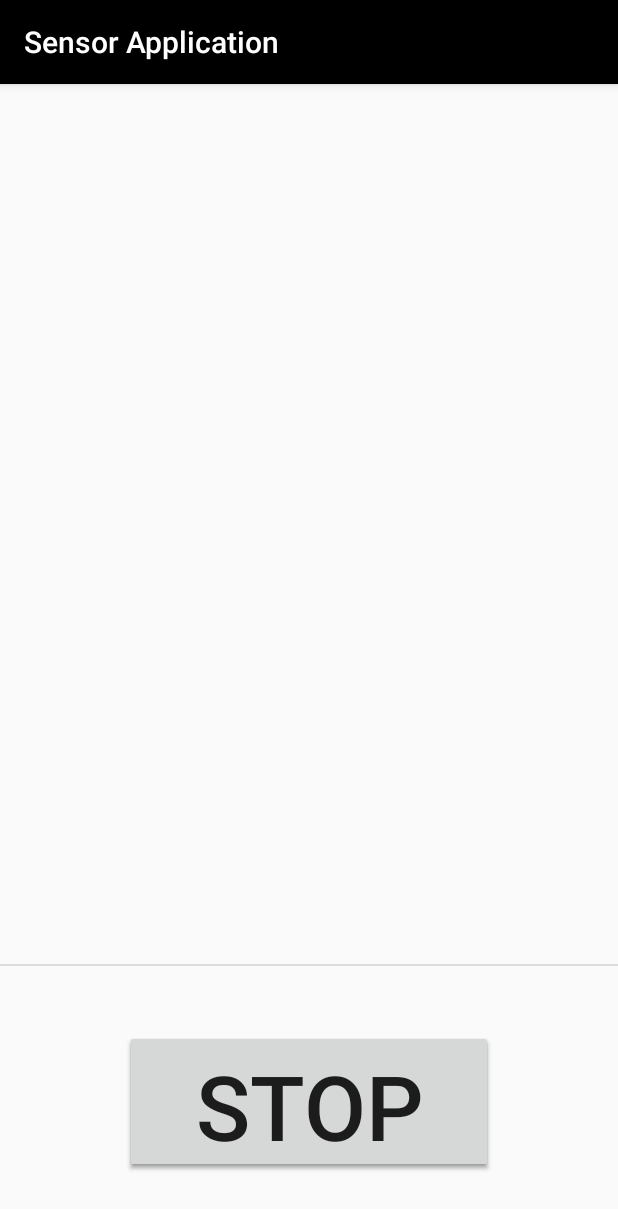
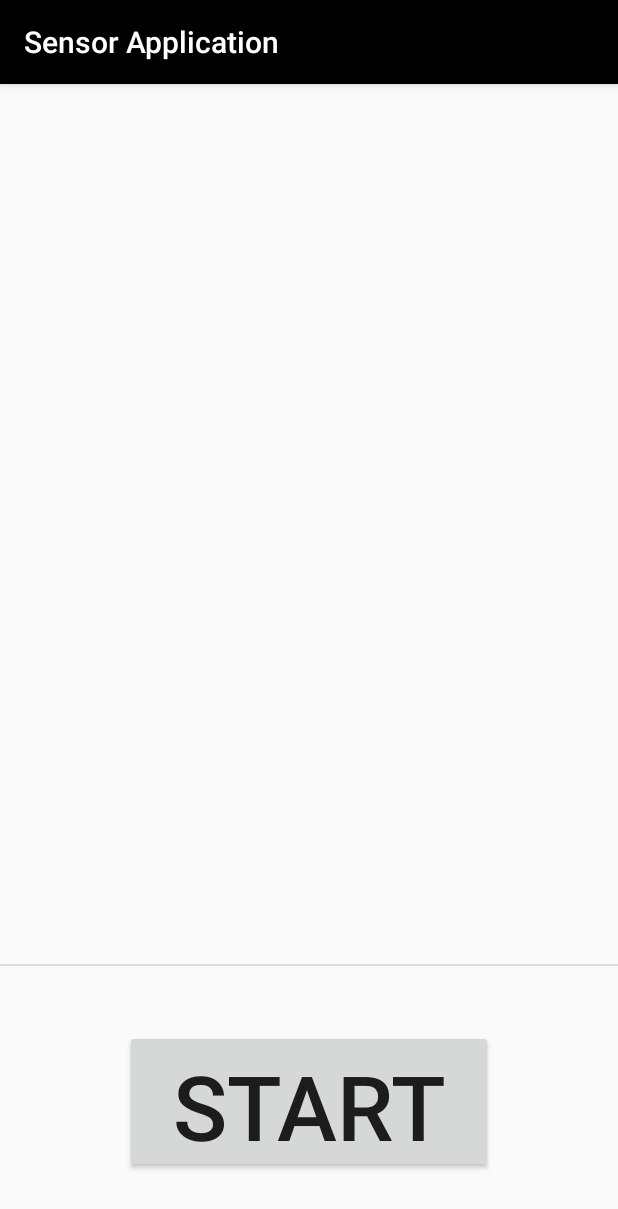
Before and after one commit to RakhithaRR/android-sensor-app, an Android app: the screen it shows after launch (MainActivity), on a phone screen of 412 x 824 dp. Shown: the top 1209 px of the screen. Run offline under Robolectric (Android 15) with nearby library versions, the phone set to English and light mode, and no system bars.

Commit message:
initialising components

```diff
--- a/app/src/main/java/com/example/sensorapplication/MainActivity.kt
+++ b/app/src/main/java/com/example/sensorapplication/MainActivity.kt
@@ -1,12 +1,45 @@
 package com.example.sensorapplication
 
+import android.content.Context
+import android.hardware.Sensor
+import android.hardware.SensorEvent
+import android.hardware.SensorEventListener
+import android.hardware.SensorManager
 import androidx.appcompat.app.AppCompatActivity
 import android.os.Bundle
+import android.widget.Button
+import android.widget.TextView
+import androidx.core.view.isVisible
 
-class MainActivity : AppCompatActivity() {
+class MainActivity : AppCompatActivity(), SensorEventListener {
 
     override fun onCreate(savedInstanceState: Bundle?) {
         super.onCreate(savedInstanceState)
         setContentView(R.layout.activity_main)
+
+        val sensorManager = getSystemService(Context.SENSOR_SERVICE) as SensorManager
+
+        val startButton = findViewById<Button>(R.id.startButton)
+        val stopButton = findViewById<Button>(R.id.stopButton)
+        val resultView = findViewById<TextView>(R.id.resultsView)
+
+        stopButton.isVisible = false
+
+        startButton.setOnClickListener {
+
+        }
+
+        stopButton.setOnClickListener {
+
+        }
+
+    }
+
+    override fun onSensorChanged(p0: SensorEvent?) {
+        TODO("not implemented") //To change body of created functions use File | Settings | File Templates.
+    }
+
+    override fun onAccuracyChanged(p0: Sensor?, p1: Int) {
+        TODO("not implemented") //To change body of created functions use File | Settings | File Templates.
     }
 }
--- a/app/src/main/res/layout/activity_main.xml
+++ b/app/src/main/res/layout/activity_main.xml
@@ -46,7 +46,7 @@
         app:layout_constraintTop_toBottomOf="@+id/divider" />
 
     <TextView
-        android:id="@+id/textView"
+        android:id="@+id/resultsView"
         android:layout_width="wrap_content"
         android:layout_height="wrap_content"
         android:textSize="40sp"
```
